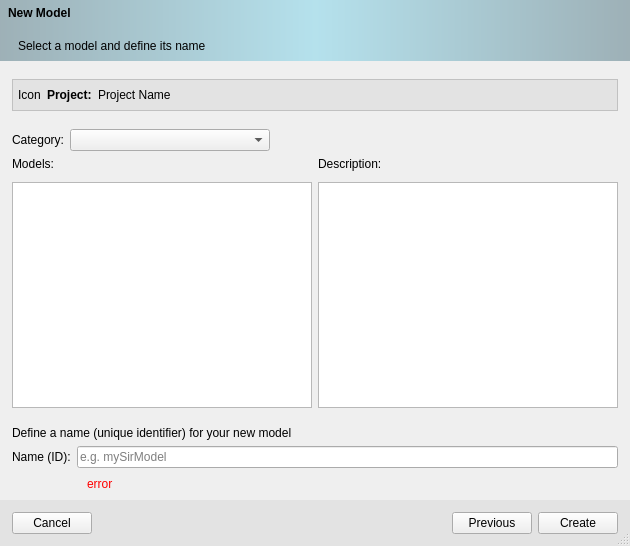
First picture: the form in src/newmodel.ui, repository ufopleds/DengueME, before the edit.
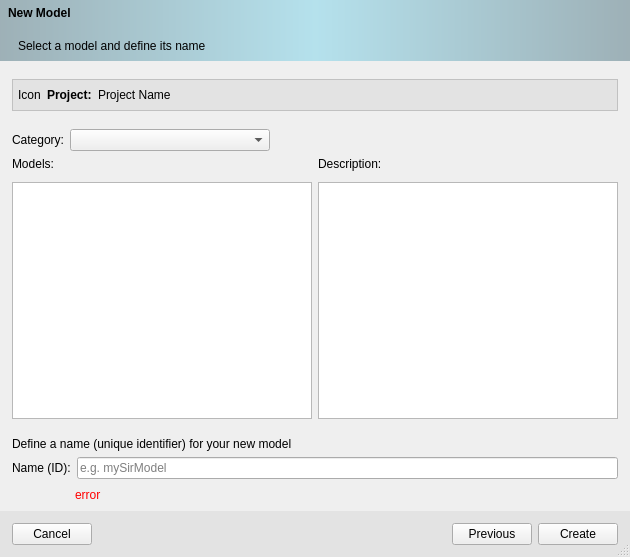
Second picture: the form after the edit. Icons and pictures are not drawn.

Commit message:
Redesign the feature "Change workspace" (main interface). Issue #11
[PR] Fixes #11. Redesign the feature "Change workspace" (main interface)
Updates: problems with layout and messages.
Closes #11

```diff
--- a/src/newmodel.ui
+++ b/src/newmodel.ui
@@ -10,7 +10,7 @@
     <x>0</x>
     <y>0</y>
     <width>630</width>
-    <height>546</height>
+    <height>557</height>
    </rect>
   </property>
   <property name="sizePolicy">
@@ -656,7 +656,7 @@
            </property>
            <property name="sizeHint" stdset="0">
             <size>
-             <width>75</width>
+             <width>63</width>
              <height>20</height>
             </size>
            </property>
```
The commit also changes 5 other files.
